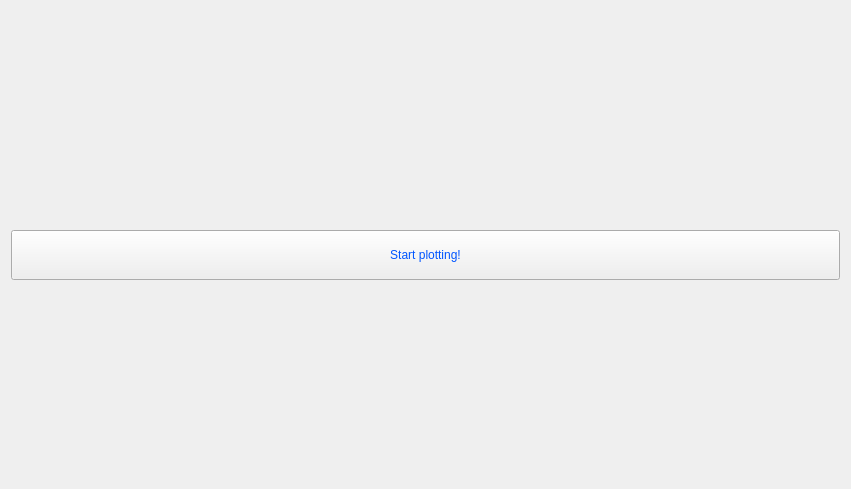
Old version of the form Ploteus/welcome_page.ui in the repository Atsanda/Ploteus.
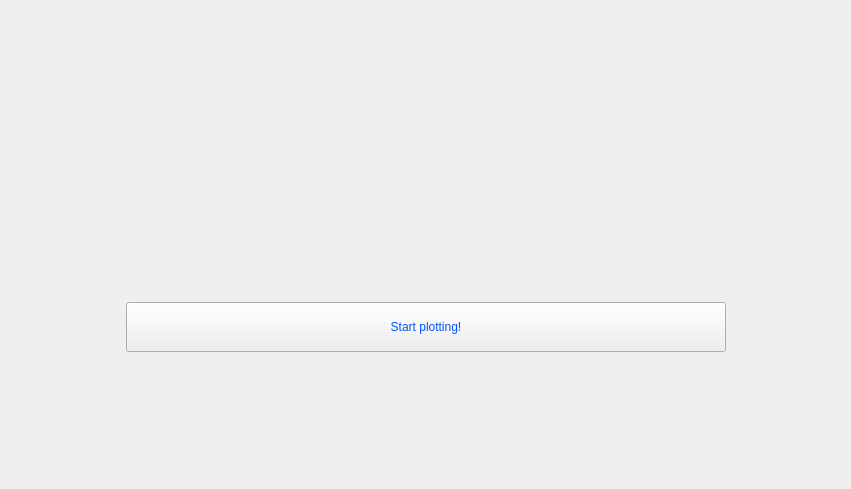
New version of the form. Icons and pictures are not drawn.

Diff of the .ui file:
```diff
--- a/Ploteus/welcome_page.ui
+++ b/Ploteus/welcome_page.ui
@@ -16,37 +16,46 @@
   <property name="windowTitle">
    <string>Form</string>
   </property>
+  <property name="styleSheet">
+   <string notr="true">background-image: url(:/wel_page/background.jpg);</string>
+  </property>
   <layout class="QVBoxLayout" name="verticalLayout">
+   <item>
+    <spacer name="verticalSpacer_3">
+     <property name="orientation">
+      <enum>Qt::Vertical</enum>
+     </property>
+     <property name="sizeHint" stdset="0">
+      <size>
+       <width>20</width>
+       <height>0</height>
+      </size>
+     </property>
+    </spacer>
+   </item>
    <item>
     <layout class="QGridLayout" name="gridLayout_2">
-     <item row="1" column="0">
-      <spacer name="verticalSpacer">
-       <property name="orientation">
-        <enum>Qt::Vertical</enum>
-       </property>
-       <property name="sizeHint" stdset="0">
-        <size>
-         <width>20</width>
-         <height>178</height>
-        </size>
-       </property>
-      </spacer>
-     </item>
-     <item row="3" column="0">
-      <spacer name="verticalSpacer_2">
-       <property name="orientation">
-        <enum>Qt::Vertical</enum>
-       </property>
-       <property name="sizeHint" stdset="0">
-        <size>
-         <width>20</width>
-         <height>40</height>
-        </size>
-       </property>
-      </spacer>
-     </item>
      <item row="0" column="0">
+      <spacer name="horizontalSpacer">
+       <property name="orientation">
+        <enum>Qt::Horizontal</enum>
+       </property>
+       <property name="sizeHint" stdset="0">
+        <size>
+         <width>0</width>
+         <height>20</height>
+        </size>
+       </property>
+      </spacer>
+     </item>
+     <item row="0" column="1">
       <widget class="QLabel" name="label">
+       <property name="sizePolicy">
+        <sizepolicy hsizetype="Fixed" vsizetype="Preferred">
+         <horstretch>0</horstretch>
+         <verstretch>0</verstretch>
+        </sizepolicy>
+       </property>
        <property name="text">
         <string/>
        </property>
@@ -58,14 +67,39 @@
        </property>
       </widget>
      </item>
-     <item row="2" column="0">
+     <item row="0" column="3">
+      <spacer name="horizontalSpacer_2">
+       <property name="orientation">
+        <enum>Qt::Horizontal</enum>
+       </property>
+       <property name="sizeHint" stdset="0">
+        <size>
+         <width>0</width>
+         <height>20</height>
+        </size>
+       </property>
+      </spacer>
+     </item>
+     <item row="2" column="1" alignment="Qt::AlignHCenter|Qt::AlignVCenter">
       <widget class="QPushButton" name="StartButton">
+       <property name="enabled">
+        <bool>true</bool>
+       </property>
        <property name="minimumSize">
         <size>
-         <width>0</width>
+         <width>600</width>
          <height>50</height>
         </size>
        </property>
+       <property name="maximumSize">
+        <size>
+         <width>600</width>
+         <height>50</height>
+        </size>
+       </property>
+       <property name="layoutDirection">
+        <enum>Qt::LeftToRight</enum>
+       </property>
        <property name="styleSheet">
         <string notr="true">background-image: url(:/window/Button.png);
 color: rgb(0, 85, 255);
@@ -94,8 +128,47 @@
        </property>
       </widget>
      </item>
+     <item row="1" column="1">
+      <spacer name="verticalSpacer">
+       <property name="orientation">
+        <enum>Qt::Vertical</enum>
+       </property>
+       <property name="sizeHint" stdset="0">
+        <size>
+         <width>20</width>
+         <height>178</height>
+        </size>
+       </property>
+      </spacer>
+     </item>
+     <item row="4" column="1">
+      <spacer name="verticalSpacer_2">
+       <property name="orientation">
+        <enum>Qt::Vertical</enum>
+       </property>
+       <property name="sizeHint" stdset="0">
+        <size>
+         <width>20</width>
+         <height>40</height>
+        </size>
+       </property>
+      </spacer>
+     </item>
     </layout>
    </item>
+   <item>
+    <spacer name="verticalSpacer_4">
+     <property name="orientation">
+      <enum>Qt::Vertical</enum>
+     </property>
+     <property name="sizeHint" stdset="0">
+      <size>
+       <width>20</width>
+       <height>0</height>
+      </size>
+     </property>
+    </spacer>
+   </item>
   </layout>
  </widget>
  <resources>
```
